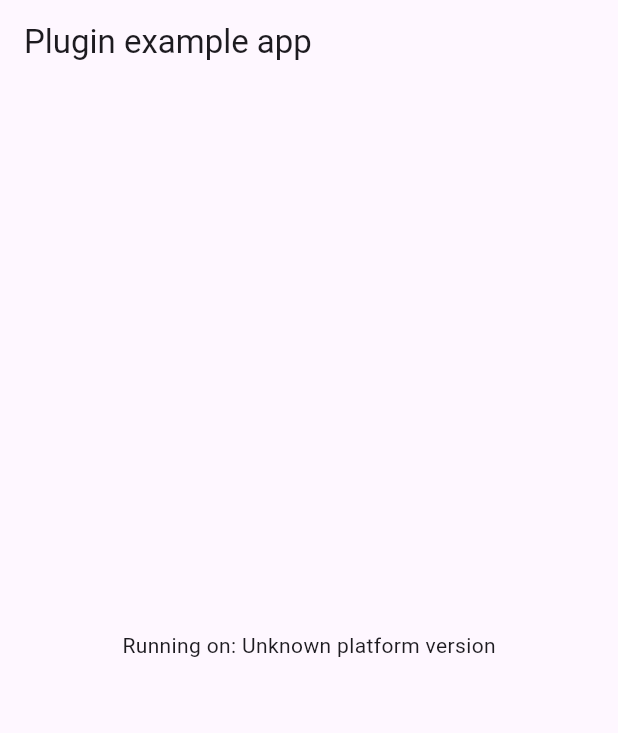
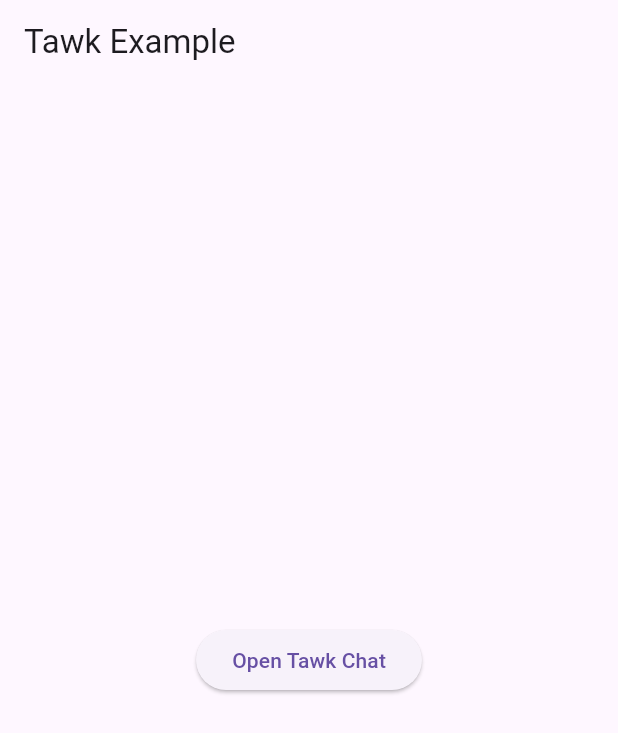
Before and after one commit to csertant/tawk, a Flutter app: the screen it shows after launch, on a phone screen of 412 x 824 dp. Shown: the top 733 px of the screen. Run offline on Flutter 3.47's test engine with Material 3 defaults, Android fonts, the light colour scheme and no system bars; our stand-ins replace plugin_platform_interface, webview_flutter; missing offline and left inert: dart:js_interop.

Commit message:
feat: tawk web

```diff
--- a/example/lib/main.dart
+++ b/example/lib/main.dart
@@ -1,63 +1,56 @@
 import 'package:flutter/material.dart';
-import 'dart:async';
-
-import 'package:flutter/services.dart';
 import 'package:tawk/tawk.dart';
 
 void main() {
-  runApp(const MyApp());
+  runApp(const ExampleApp());
 }
 
-class MyApp extends StatefulWidget {
-  const MyApp({super.key});
-
-  @override
-  State<MyApp> createState() => _MyAppState();
-}
-
-class _MyAppState extends State<MyApp> {
-  String _platformVersion = 'Unknown';
-  final _tawkPlugin = Tawk();
-
-  @override
-  void initState() {
-    super.initState();
-    initPlatformState();
-  }
-
-  // Platform messages are asynchronous, so we initialize in an async method.
-  Future<void> initPlatformState() async {
-    String platformVersion;
-    // Platform messages may fail, so we use a try/catch PlatformException.
-    // We also handle the message potentially returning null.
-    try {
-      platformVersion =
-          await _tawkPlugin.getPlatformVersion() ?? 'Unknown platform version';
-    } on PlatformException {
-      platformVersion = 'Failed to get platform version.';
-    }
-
-    // If the widget was removed from the tree while the asynchronous platform
-    // message was in flight, we want to discard the reply rather than calling
-    // setState to update our non-existent appearance.
-    if (!mounted) return;
-
-    setState(() {
-      _platformVersion = platformVersion;
-    });
-  }
+class ExampleApp extends StatelessWidget {
+  const ExampleApp({super.key});
 
   @override
   Widget build(BuildContext context) {
     return MaterialApp(
-      home: Scaffold(
-        appBar: AppBar(
-          title: const Text('Plugin example app'),
-        ),
-        body: Center(
-          child: Text('Running on: $_platformVersion\n'),
+      title: 'Tawk Example',
+      theme: ThemeData(primarySwatch: Colors.blue),
+      home: const HomePage(),
+    );
+  }
+}
+
+class HomePage extends StatelessWidget {
+  const HomePage({super.key});
+
+  @override
+  Widget build(BuildContext context) {
+    return Scaffold(
+      appBar: AppBar(title: const Text('Tawk Example')),
+      body: Center(
+        child: ElevatedButton(
+          onPressed: () {
+            Navigator.push(
+              context,
+              MaterialPageRoute(builder: (_) => const ChatPage()),
+            );
+          },
+          child: const Text('Open Tawk Chat'),
         ),
       ),
     );
   }
 }
+
+class ChatPage extends StatelessWidget {
+  // Replace this with your real tawk property id when testing.
+  static const _examplePropertyId = 'YOUR_PROPERTY_ID_HERE';
+
+  const ChatPage({super.key});
+
+  @override
+  Widget build(BuildContext context) {
+    return Scaffold(
+      appBar: AppBar(title: const Text('Tawk Chat')),
+      body: TawkChat(propertyId: _examplePropertyId),
+    );
+  }
+}
--- /dev/null
+++ b/lib/tawk_web.dart
@@ -0,0 +1,12 @@
+// Minimal web entry file for the tawk plugin.
+// This file is referenced by pubspec.yaml (fileName) and can be used to
+// register a web implementation if needed. For now it simply re-exports
+// the web widget.
+
+export 'src/tawk_chat_web.dart' show TawkChatWeb;
+
+/// Dummy class referenced as pluginClass in pubspec.yaml. If you later
+/// want to perform plugin registration for web, implement registration here.
+class TawkWeb {
+  const TawkWeb();
+}
```
Also changed, not shown: lib/src/tawk_chat.dart (+39 -32 lines), lib/src/tawk_chat_stub.dart (added, +17 -0 lines), lib/src/tawk_chat_web.dart (added, +95 -0 lines), pubspec.yaml (+10 -51 lines), example/pubspec.lock, 2 other files.
